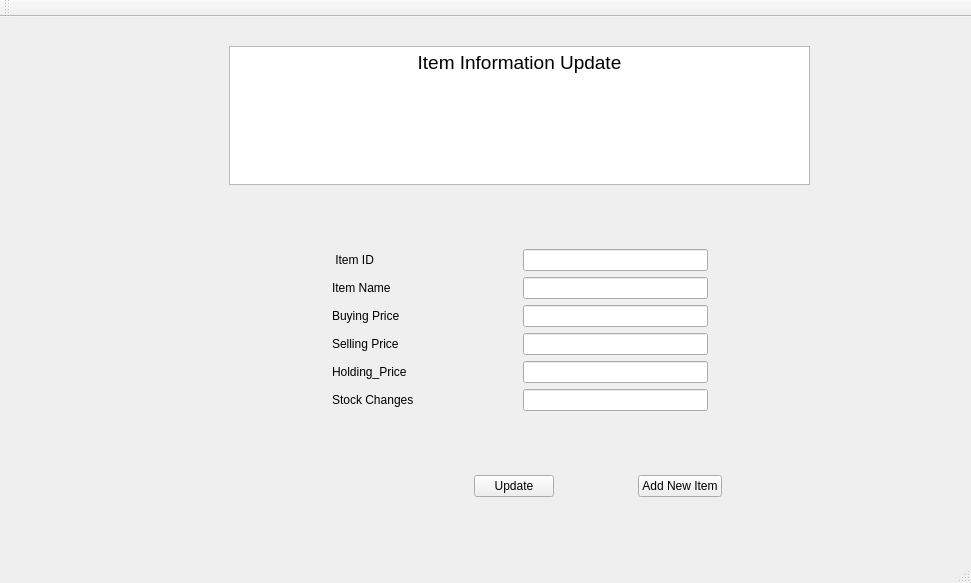
This is UI/forms/mainwindow.ui in Kshitij1K/ShopInventoryManager as Qt 5 draws it before an edit. The edited form follows.
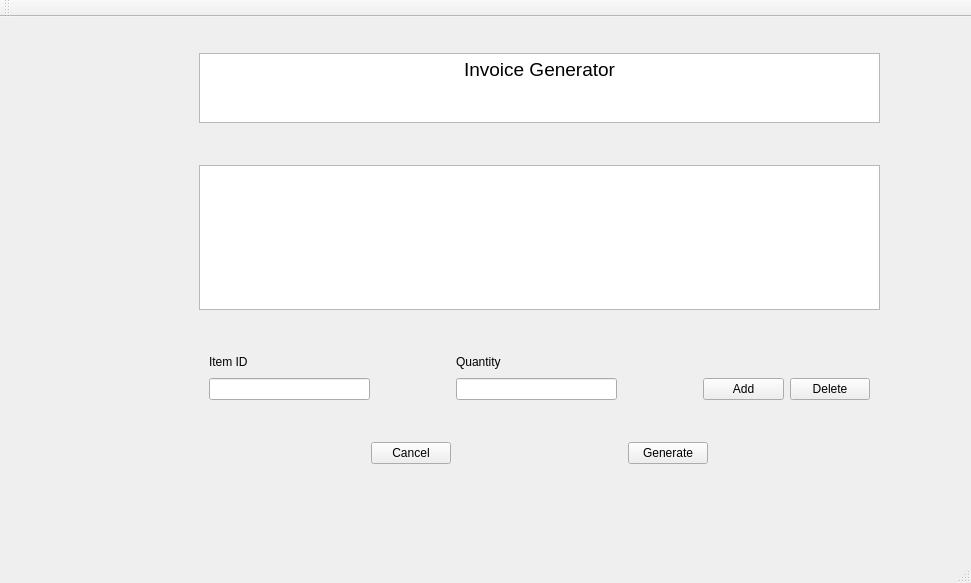
This is the edited form.

Commit message: Updated Restocking Suggestions Page and Invoice Generator

What changed in the file:
```diff
--- a/UI/forms/mainwindow.ui
+++ b/UI/forms/mainwindow.ui
@@ -20,7 +20,7 @@
       <item row="0" column="0">
        <widget class="QStackedWidget" name="stackedWidget">
         <property name="currentIndex">
-         <number>3</number>
+         <number>5</number>
         </property>
         <widget class="QWidget" name="page">
          <layout class="QGridLayout" name="gridLayout_5">
@@ -1121,6 +1121,232 @@
           </layout>
          </widget>
         </widget>
+        <widget class="QWidget" name="page_6">
+         <widget class="QWidget" name="verticalLayoutWidget_5">
+          <property name="geometry">
+           <rect>
+            <x>190</x>
+            <y>17</y>
+            <width>681</width>
+            <height>431</height>
+           </rect>
+          </property>
+          <layout class="QVBoxLayout" name="Invoice_Generator_Page" stretch="1,1,4,1,1,1,2">
+           <property name="topMargin">
+            <number>10</number>
+           </property>
+           <property name="bottomMargin">
+            <number>10</number>
+           </property>
+           <item>
+            <widget class="QTextBrowser" name="textBrowser">
+             <property name="html">
+              <string>&lt;!DOCTYPE HTML PUBLIC &quot;-//W3C//DTD HTML 4.0//EN&quot; &quot;http://www.w3.org/TR/REC-html40/strict.dtd&quot;&gt;
+&lt;html&gt;&lt;head&gt;&lt;meta name=&quot;qrichtext&quot; content=&quot;1&quot; /&gt;&lt;meta charset=&quot;utf-8&quot; /&gt;&lt;style type=&quot;text/css&quot;&gt;
+p, li { white-space: pre-wrap; }
+&lt;/style&gt;&lt;/head&gt;&lt;body style=&quot; font-family:'Segoe UI'; font-size:9pt; font-weight:400; font-style:normal;&quot;&gt;
+&lt;p align=&quot;center&quot; style=&quot; margin-top:0px; margin-bottom:0px; margin-left:0px; margin-right:0px; -qt-block-indent:0; text-indent:0px;&quot;&gt;&lt;span style=&quot; font-size:14pt;&quot;&gt;Invoice Generator&lt;/span&gt;&lt;/p&gt;&lt;/body&gt;&lt;/html&gt;</string>
+             </property>
+            </widget>
+           </item>
+           <item>
+            <spacer name="verticalSpacer_15">
+             <property name="orientation">
+              <enum>Qt::Vertical</enum>
+             </property>
+             <property name="sizeHint" stdset="0">
+              <size>
+               <width>20</width>
+               <height>40</height>
+              </size>
+             </property>
+            </spacer>
+           </item>
+           <item>
+            <widget class="QTableView" name="tableView"/>
+           </item>
+           <item>
+            <spacer name="verticalSpacer_13">
+             <property name="orientation">
+              <enum>Qt::Vertical</enum>
+             </property>
+             <property name="sizeHint" stdset="0">
+              <size>
+               <width>20</width>
+               <height>40</height>
+              </size>
+             </property>
+            </spacer>
+           </item>
+           <item>
+            <layout class="QGridLayout" name="gridLayout_4" rowstretch="1,2" columnstretch="2,1,2,1,1,1">
+             <property name="leftMargin">
+              <number>10</number>
+             </property>
+             <property name="rightMargin">
+              <number>10</number>
+             </property>
+             <item row="1" column="1">
+              <spacer name="horizontalSpacer_40">
+               <property name="orientation">
+                <enum>Qt::Horizontal</enum>
+               </property>
+               <property name="sizeHint" stdset="0">
+                <size>
+                 <width>40</width>
+                 <height>20</height>
+                </size>
+               </property>
+              </spacer>
+             </item>
+             <item row="1" column="0">
+              <widget class="QLineEdit" name="ITem_ID_Line_Edit"/>
+             </item>
+             <item row="0" column="1">
+              <spacer name="horizontalSpacer_39">
+               <property name="orientation">
+                <enum>Qt::Horizontal</enum>
+               </property>
+               <property name="sizeHint" stdset="0">
+                <size>
+                 <width>40</width>
+                 <height>20</height>
+                </size>
+               </property>
+              </spacer>
+             </item>
+             <item row="1" column="4">
+              <widget class="QPushButton" name="Add_Button_Invoice">
+               <property name="text">
+                <string>Add</string>
+               </property>
+              </widget>
+             </item>
+             <item row="0" column="2">
+              <widget class="QLabel" name="Quantity_Label">
+               <property name="text">
+                <string>Quantity</string>
+               </property>
+              </widget>
+             </item>
+             <item row="0" column="3">
+              <spacer name="horizontalSpacer_41">
+               <property name="orientation">
+                <enum>Qt::Horizontal</enum>
+               </property>
+               <property name="sizeHint" stdset="0">
+                <size>
+                 <width>40</width>
+                 <height>20</height>
+                </size>
+               </property>
+              </spacer>
+             </item>
+             <item row="1" column="2">
+              <widget class="QLineEdit" name="Quantity_Line_Edit"/>
+             </item>
+             <item row="0" column="0">
+              <widget class="QLabel" name="Item_ID_label_2">
+               <property name="text">
+                <string>Item ID</string>
+               </property>
+              </widget>
+             </item>
+             <item row="1" column="3">
+              <spacer name="horizontalSpacer_42">
+               <property name="orientation">
+                <enum>Qt::Horizontal</enum>
+               </property>
+               <property name="sizeHint" stdset="0">
+                <size>
+                 <width>40</width>
+                 <height>20</height>
+                </size>
+               </property>
+              </spacer>
+             </item>
+             <item row="1" column="5">
+              <widget class="QPushButton" name="Delete_Button_Invoice">
+               <property name="text">
+                <string>Delete</string>
+               </property>
+              </widget>
+             </item>
+            </layout>
+           </item>
+           <item>
+            <spacer name="verticalSpacer_14">
+             <property name="orientation">
+              <enum>Qt::Vertical</enum>
+             </property>
+             <property name="sizeHint" stdset="0">
+              <size>
+               <width>20</width>
+               <height>40</height>
+              </size>
+             </property>
+            </spacer>
+           </item>
+           <item>
+            <layout class="QHBoxLayout" name="Cancel_and_Generate_Layout" stretch="4,1,4,1,4">
+             <item>
+              <spacer name="horizontalSpacer_43">
+               <property name="orientation">
+                <enum>Qt::Horizontal</enum>
+               </property>
+               <property name="sizeHint" stdset="0">
+                <size>
+                 <width>40</width>
+                 <height>20</height>
+                </size>
+               </property>
+              </spacer>
+             </item>
+             <item>
+              <widget class="QPushButton" name="Cancel_Button">
+               <property name="text">
+                <string>Cancel</string>
+               </property>
+              </widget>
+             </item>
+             <item>
+              <spacer name="horizontalSpacer_44">
+               <property name="orientation">
+                <enum>Qt::Horizontal</enum>
+               </property>
+               <property name="sizeHint" stdset="0">
+                <size>
+                 <width>40</width>
+                 <height>20</height>
+                </size>
+               </property>
+              </spacer>
+             </item>
+             <item>
+              <widget class="QPushButton" name="Generate_Button">
+               <property name="text">
+                <string>Generate</string>
+               </property>
+              </widget>
+             </item>
+             <item>
+              <spacer name="horizontalSpacer_45">
+               <property name="orientation">
+                <enum>Qt::Horizontal</enum>
+               </property>
+               <property name="sizeHint" stdset="0">
+                <size>
+                 <width>40</width>
+                 <height>20</height>
+                </size>
+               </property>
+              </spacer>
+             </item>
+            </layout>
+           </item>
+          </layout>
+         </widget>
+        </widget>
        </widget>
       </item>
      </layout>
```
Left out of the diff: 27 changed lines with no effect on the pictures.
